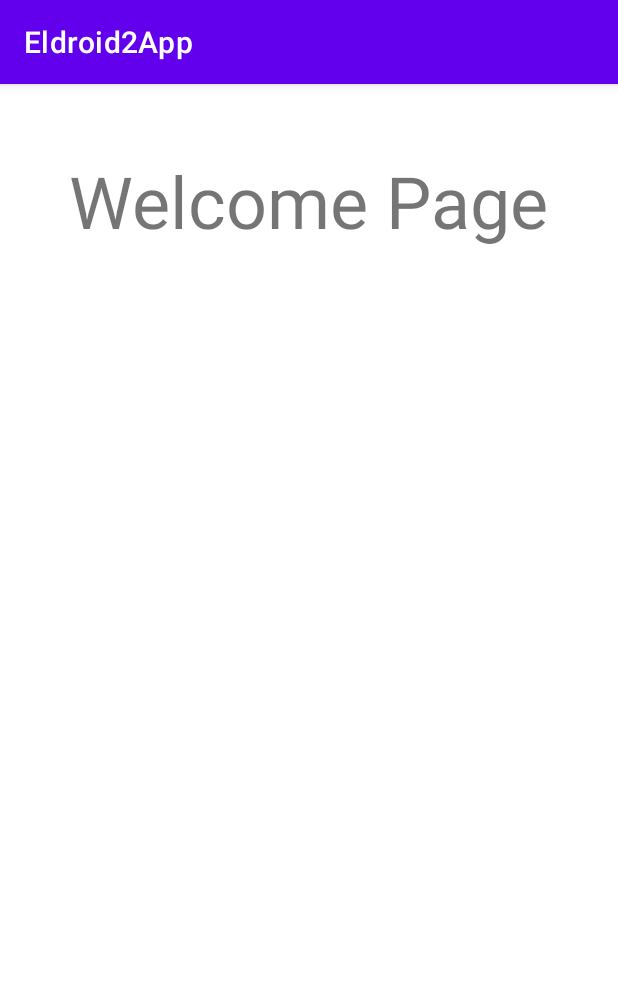
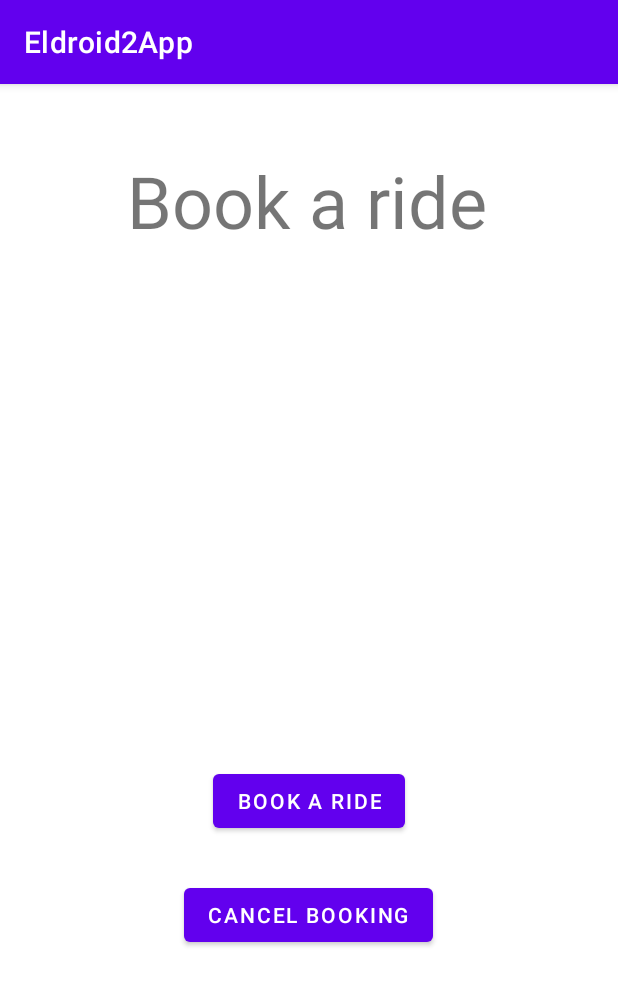
Before and after one commit to DionicoNoe001/Eldroid2, an Android app: the MainActivity screen opened directly, with no data from a screen before it, on a phone screen of 412 x 824 dp. Shown: the top 985 px of the screen. Run offline under Robolectric (Android 15) with nearby library versions, the phone set to English and light mode, and no system bars.

```diff
--- a/app/src/main/res/layout/activity_main.xml
+++ b/app/src/main/res/layout/activity_main.xml
@@ -7,9 +7,10 @@
     tools:context=".MainActivity">
 
     <TextView
+        android:id="@+id/textView7"
         android:layout_width="wrap_content"
         android:layout_height="wrap_content"
-        android:text="Welcome Page"
+        android:text="Book a ride"
         android:textSize="48sp"
         app:layout_constraintBottom_toBottomOf="parent"
         app:layout_constraintEnd_toEndOf="parent"
@@ -18,4 +19,27 @@
         app:layout_constraintTop_toTopOf="parent"
         app:layout_constraintVertical_bias="0.064" />
 
+    <Button
+        android:id="@+id/BookingBtn"
+        android:layout_width="wrap_content"
+        android:layout_height="wrap_content"
+        android:text="Book a ride"
+        app:layout_constraintBottom_toBottomOf="parent"
+        app:layout_constraintEnd_toEndOf="parent"
+        app:layout_constraintStart_toStartOf="parent"
+        app:layout_constraintTop_toBottomOf="@+id/textView7"
+        app:layout_constraintVertical_bias="0.564" />
+
+    <Button
+        android:id="@+id/CancelBtn"
+        android:layout_width="wrap_content"
+        android:layout_height="wrap_content"
+        android:text="Cancel Booking"
+        app:layout_constraintBottom_toBottomOf="parent"
+        app:layout_constraintEnd_toEndOf="parent"
+        app:layout_constraintHorizontal_bias="0.498"
+        app:layout_constraintStart_toStartOf="parent"
+        app:layout_constraintTop_toTopOf="parent"
+        app:layout_constraintVertical_bias="0.736" />
+
 </androidx.constraintlayout.widget.ConstraintLayout>
```
Also changed, not shown: app/src/main/java/com/example/eldroid2app/MainActivity.java (+75 -0 lines).
